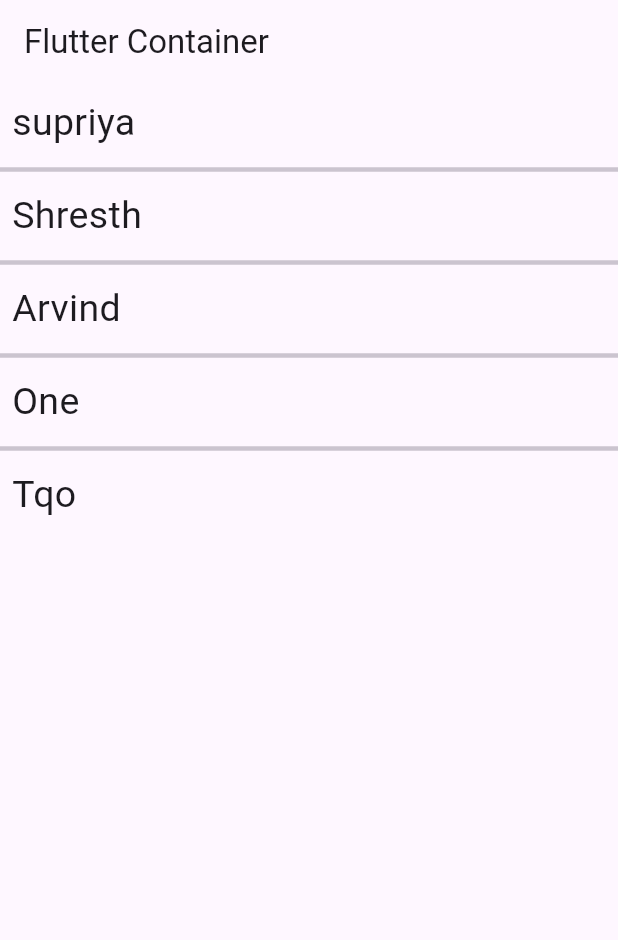
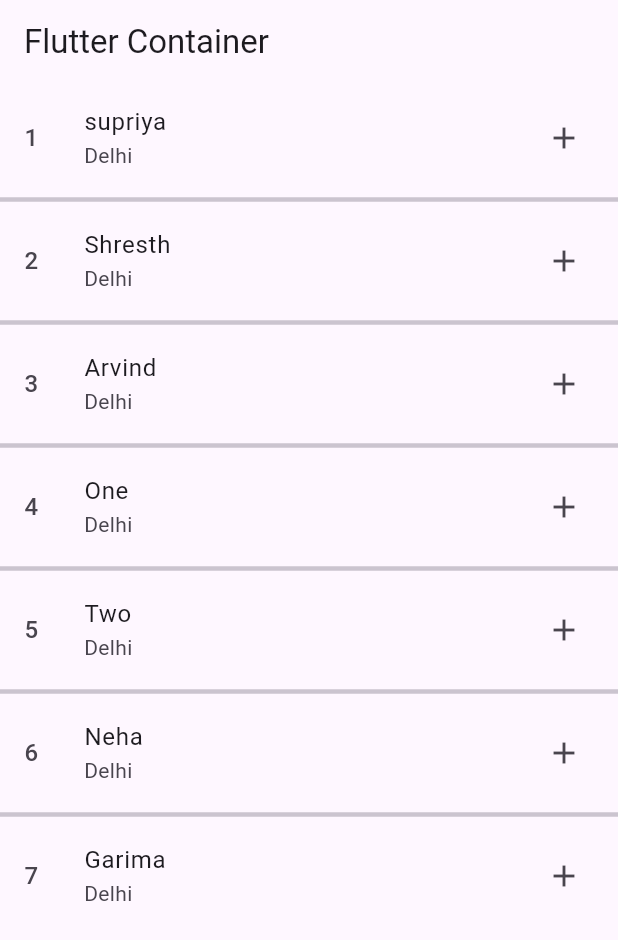
Before and after one commit to sup0808/Flutter_firstapp, a Flutter app: the screen it shows after launch, on a phone screen of 412 x 824 dp. Shown: the top 940 px of the screen. Run offline on Flutter 3.47's test engine with Material 3 defaults, Android fonts, the phone set to English and light mode, and no system bars.

Commit message:
ListTile example

```diff
--- a/lib/main.dart
+++ b/lib/main.dart
@@ -35,7 +35,7 @@ class _MyHomePageState extends State<MyHomePage> {
   @override
   Widget build(BuildContext context) {
 
-    var arrNames = ["supriya","Shresth","Arvind","One","Tqo"];
+    var arrNames = ["supriya","Shresth","Arvind","One","Two","Neha","Garima"];
     return Scaffold(
       appBar: AppBar(
         // Here we take the value from the MyHomePage object that was created by
@@ -43,12 +43,11 @@ class _MyHomePageState extends State<MyHomePage> {
         title: Text("Flutter Container"),
       ),
       body: ListView.separated(itemBuilder: (context, index) {
-        return Padding(
-          padding: const EdgeInsets.all(8.0),
-          child: Text(arrNames[index],
-              style: TextStyle(
-                fontSize: 25,
-              )),
+        return ListTile(
+          leading: Text("${index+1}", style:TextStyle(fontSize: 16) ,),
+          title: Text(arrNames[index]),
+          subtitle: Text('Delhi'),
+          trailing: Icon(Icons.add) ,
         );
       },
         itemCount: arrNames.length,
```
